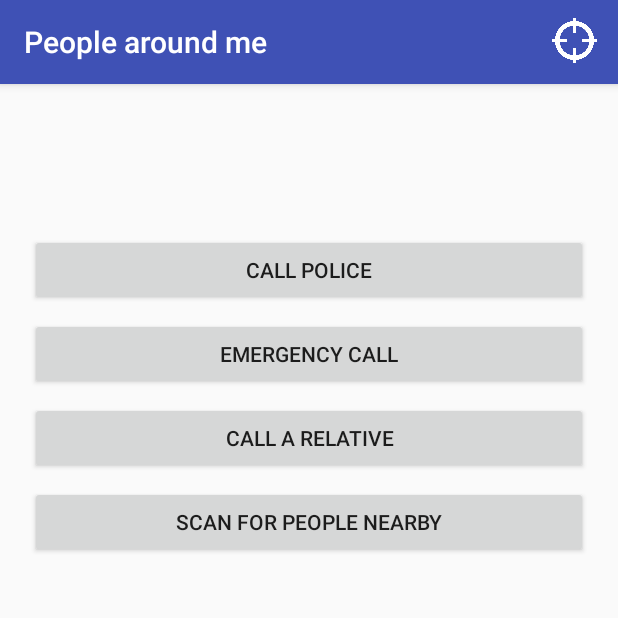
After one commit to ARJH/Theia, an Android app: the AssistanceActivity screen opened directly, with no data from a screen before it, on a phone screen of 412 x 824 dp, the top half of it. The commit adds this screen. Run offline under Robolectric (Android 15) with nearby library versions, the phone set to English and light mode, and no system bars.

Commit message:
Created mockup assistance activity

```diff
--- a/Theia/app/src/main/AndroidManifest.xml
+++ b/Theia/app/src/main/AndroidManifest.xml
@@ -32,6 +32,10 @@
                 android:name="android.support.PARENT_ACTIVITY"
                 android:value="arjh.utdallas.edu.theia.DestinationSelectionActivity" />
         </activity>
+        <activity
+            android:name=".AssistanceActivity"
+            android:label="@string/title_activity_people_around_me"
+            android:theme="@style/AppTheme.NoActionBar"></activity>
     </application>
 
 </manifest>
--- /dev/null
+++ b/Theia/app/src/main/java/arjh/utdallas/edu/theia/AssistanceActivity.java
@@ -0,0 +1,28 @@
+package arjh.utdallas.edu.theia;
+
+import android.os.Bundle;
+import android.view.Menu;
+
+import arjh.utdallas.edu.theia.basics.activity.BasicMenuActivity;
+
+public class AssistanceActivity extends BasicMenuActivity {
+    @Override
+    public boolean onCreateOptionsMenu(Menu menu) {
+        boolean result = super.onCreateOptionsMenu(menu);
+
+        if (result && menu.findItem(R.id.menu_item_people_around_me) != null) {
+            // We are already in this activity
+            menu.removeItem(R.id.menu_item_people_around_me);
+        }
+
+        return result;
+    }
+
+    @Override
+    protected void onCreate(Bundle savedInstanceState) {
+        super.onCreate(savedInstanceState);
+        setContentView(R.layout.activity_assistance);
+        setUpActionBar();
+    }
+
+}
--- a/Theia/app/src/main/java/arjh/utdallas/edu/theia/basics/activity/BasicMenuActivity.java
+++ b/Theia/app/src/main/java/arjh/utdallas/edu/theia/basics/activity/BasicMenuActivity.java
@@ -1,11 +1,13 @@
 package arjh.utdallas.edu.theia.basics.activity;
 
+import android.content.Intent;
 import android.support.v7.app.AppCompatActivity;
 import android.support.v7.widget.Toolbar;
 import android.view.Menu;
 import android.view.MenuItem;
 import android.widget.Toast;
 
+import arjh.utdallas.edu.theia.AssistanceActivity;
 import arjh.utdallas.edu.theia.R;
 
 /**
@@ -26,6 +28,8 @@ public abstract class BasicMenuActivity extends AppCompatActivity {
                     getString(R.string.toast_you_are_at, "Floor 2, Room 2.801"),
                     Toast.LENGTH_SHORT)
                     .show();
+        } else if (item.getItemId() == R.id.menu_item_people_around_me) {
+            startActivity(new Intent(this, AssistanceActivity.class));
         }
 
         return super.onOptionsItemSelected(item);
--- /dev/null
+++ b/Theia/app/src/main/res/layout/activity_assistance.xml
@@ -0,0 +1,25 @@
+<?xml version="1.0" encoding="utf-8"?>
+<android.support.design.widget.CoordinatorLayout xmlns:android="http://schemas.android.com/apk/res/android"
+    xmlns:app="http://schemas.android.com/apk/res-auto"
+    xmlns:tools="http://schemas.android.com/tools"
+    android:layout_width="match_parent"
+    android:layout_height="match_parent"
+    tools:context="arjh.utdallas.edu.theia.AssistanceActivity">
+
+    <android.support.design.widget.AppBarLayout
+        android:layout_width="match_parent"
+        android:layout_height="wrap_content"
+        android:theme="@style/AppTheme.AppBarOverlay">
+
+        <android.support.v7.widget.Toolbar
+            android:id="@+id/toolbar"
+            android:layout_width="match_parent"
+            android:layout_height="?attr/actionBarSize"
+            android:background="?attr/colorPrimary"
+            app:popupTheme="@style/AppTheme.PopupOverlay" />
+
+    </android.support.design.widget.AppBarLayout>
+
+    <include layout="@layout/content_assistance" />
+
+</android.support.design.widget.CoordinatorLayout>
--- /dev/null
+++ b/Theia/app/src/main/res/layout/content_assistance.xml
@@ -0,0 +1,62 @@
+<?xml version="1.0" encoding="utf-8"?>
+<android.support.constraint.ConstraintLayout xmlns:android="http://schemas.android.com/apk/res/android"
+    xmlns:app="http://schemas.android.com/apk/res-auto"
+    xmlns:tools="http://schemas.android.com/tools"
+    android:layout_width="match_parent"
+    android:layout_height="match_parent"
+    app:layout_behavior="@string/appbar_scrolling_view_behavior"
+    tools:context="arjh.utdallas.edu.theia.AssistanceActivity"
+    tools:showIn="@layout/activity_assistance">
+
+    <Button
+        android:id="@+id/button_call_police"
+        android:layout_width="0dp"
+        android:layout_height="wrap_content"
+        android:layout_marginEnd="20dp"
+        android:layout_marginStart="20dp"
+        android:layout_marginTop="100dp"
+        android:text="@string/label_button_call_police"
+        app:layout_constraintEnd_toEndOf="parent"
+        app:layout_constraintStart_toStartOf="parent"
+        app:layout_constraintTop_toTopOf="parent" />
+
+    <Button
+        android:id="@+id/button_call_relative"
+        android:layout_width="0dp"
+        android:layout_height="wrap_content"
+        android:layout_marginEnd="20dp"
+        android:layout_marginStart="20dp"
+        android:layout_marginTop="8dp"
+        android:text="@string/label_button_call_relative"
+        app:layout_constraintEnd_toEndOf="parent"
+        app:layout_constraintHorizontal_bias="0.0"
+        app:layout_constraintStart_toStartOf="parent"
+        app:layout_constraintTop_toBottomOf="@+id/button_emergency_call" />
+
+    <Button
+        android:id="@+id/button_scan_people"
+        android:layout_width="0dp"
+        android:layout_height="wrap_content"
+        android:layout_marginEnd="20dp"
+        android:layout_marginStart="20dp"
+        android:layout_marginTop="8dp"
+        android:text="@string/label_button_scan_people"
+        app:layout_constraintEnd_toEndOf="parent"
+        app:layout_constraintHorizontal_bias="0.0"
+        app:layout_constraintStart_toStartOf="parent"
+        app:layout_constraintTop_toBottomOf="@+id/button_call_relative" />
+
+    <Button
+        android:id="@+id/button_emergency_call"
+        android:layout_width="0dp"
+        android:layout_height="wrap_content"
+        android:layout_marginEnd="20dp"
+        android:layout_marginStart="20dp"
+        android:layout_marginTop="8dp"
+        android:text="@string/label_button_emergency_call"
+        app:layout_constraintEnd_toEndOf="parent"
+        app:layout_constraintHorizontal_bias="0.502"
+        app:layout_constraintStart_toStartOf="parent"
+        app:layout_constraintTop_toBottomOf="@+id/button_call_police" />
+
+</android.support.constraint.ConstraintLayout>
--- a/Theia/app/src/main/res/menu/basic_menu.xml
+++ b/Theia/app/src/main/res/menu/basic_menu.xml
@@ -7,4 +7,9 @@
         android:icon="@drawable/crosshair"
         android:title="@string/label_menu_item_where_am_i"
         app:showAsAction="always" />
+    <item
+        android:id="@+id/menu_item_people_around_me"
+        android:icon="@drawable/people"
+        android:title="@string/label_menu_item_people_around_me"
+        app:showAsAction="ifRoom" />
 </menu>
--- a/Theia/app/src/main/res/values/strings.xml
+++ b/Theia/app/src/main/res/values/strings.xml
@@ -1,10 +1,16 @@
 <resources>
     <string name="app_name">Theia</string>
-    <string name="title_activity_main">MainActivity</string>
+    <string name="title_activity_main">Theia</string>
     <string name="label_no_navigation_data">No navigation data</string>
     <string name="title_activity_destination_selection">Destinations</string>
     <string name="label_menu_item_where_am_i">Where am I</string>
     <string name="toast_you_are_at">You are at %s</string>
     <string name="title_activity_directions">Directions</string>
     <string name="label_text_view_navigating_to">Navigating to: %s</string>
+    <string name="label_menu_item_people_around_me">People around me</string>
+    <string name="title_activity_people_around_me">People around me</string>
+    <string name="label_button_call_police">Call police</string>
+    <string name="label_button_call_relative">Call a relative</string>
+    <string name="label_button_scan_people">Scan for people nearby</string>
+    <string name="label_button_emergency_call">Emergency call</string>
 </resources>
```
Also changed, not shown: Theia/app/src/main/res/drawable/people.png (added).
